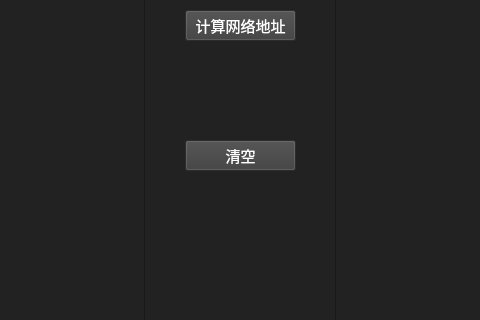
The window that net_tool.ui (str-130/MACFormatConverter) describes before a commit, drawn with Qt 5; both pictures show x 225 to 705 and y 141 to 461 of the 920 by 600 pixel window.
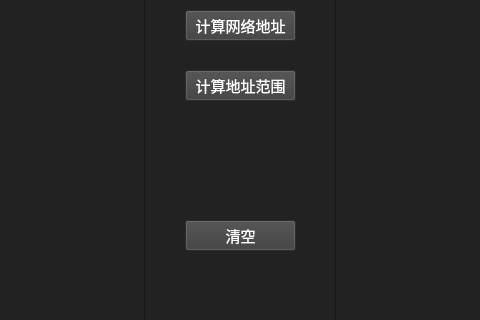
The same window after the commit. The open tabs and pages were chosen to show the change.

Commit message: 第一次提交

What changed in the file:
```diff
--- a/net_tool.ui
+++ b/net_tool.ui
@@ -911,7 +911,7 @@
       <property name="geometry">
        <rect>
         <x>410</x>
-        <y>250</y>
+        <y>330</y>
         <width>111</width>
         <height>31</height>
        </rect>
@@ -934,6 +934,33 @@
        <string>清空</string>
       </property>
      </widget>
+     <widget class="QPushButton" name="net_range">
+      <property name="geometry">
+       <rect>
+        <x>410</x>
+        <y>180</y>
+        <width>111</width>
+        <height>31</height>
+       </rect>
+      </property>
+      <property name="font">
+       <font>
+        <family>Microsoft YaHei UI Light</family>
+        <pointsize>11</pointsize>
+        <italic>false</italic>
+        <bold>false</bold>
+       </font>
+      </property>
+      <property name="cursor">
+       <cursorShape>ArrowCursor</cursorShape>
+      </property>
+      <property name="styleSheet">
+       <string notr="true">background-color: rgb(61, 61, 61);</string>
+      </property>
+      <property name="text">
+       <string>计算地址范围</string>
+      </property>
+     </widget>
     </widget>
     <widget class="QWidget" name="IP_Source">
      <attribute name="title">
```
Left out of the diff: 4 changed lines with no effect on the pictures. The commit also changes 2 other files.
